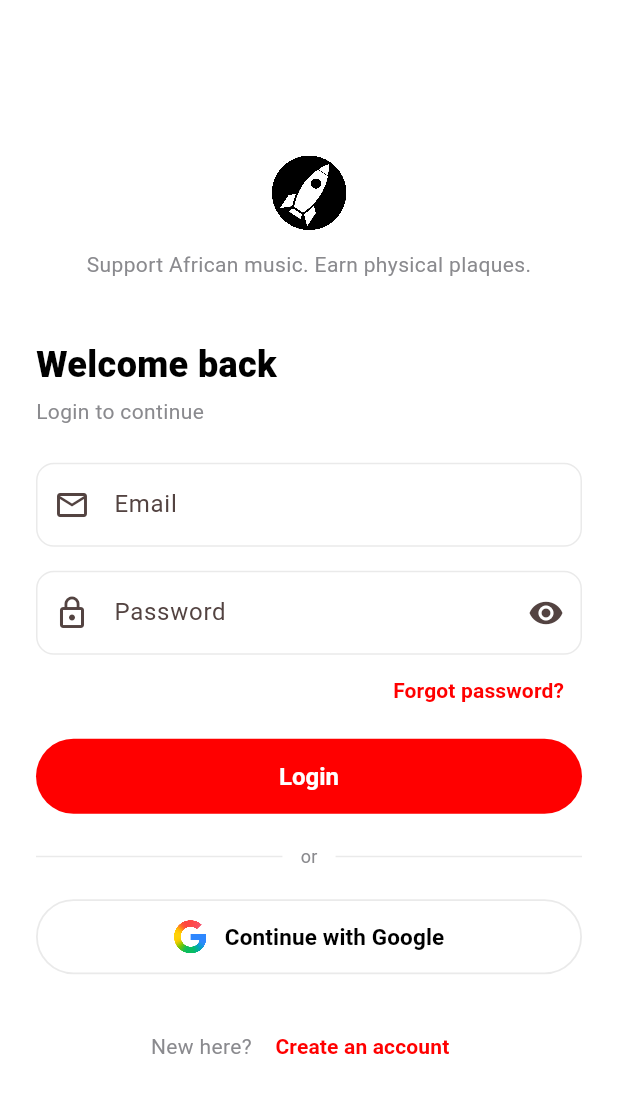
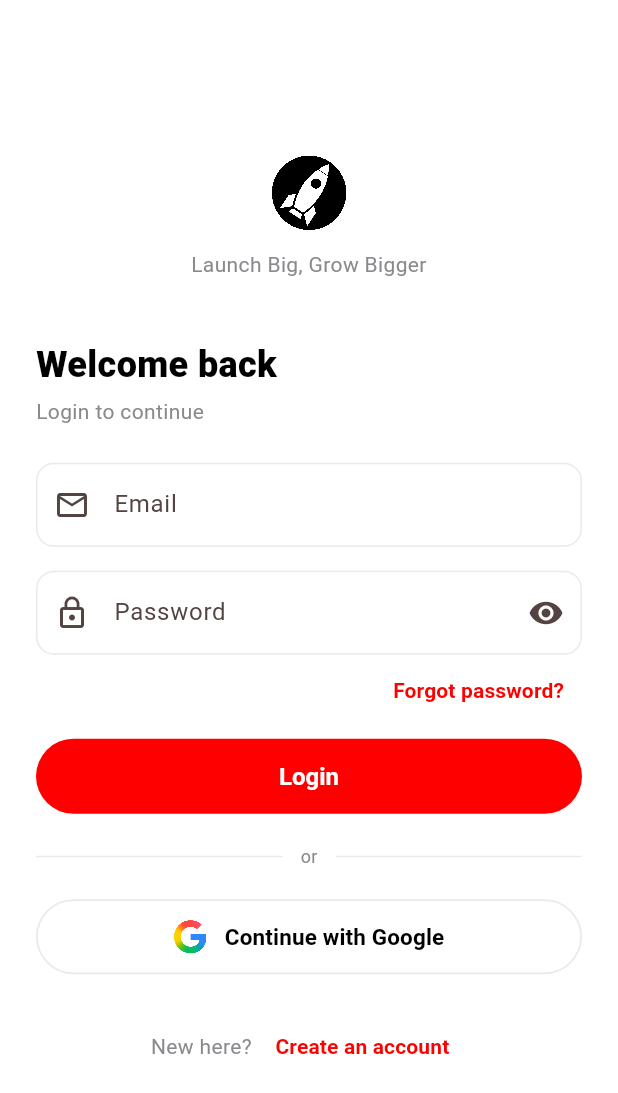
Before and after one commit to dike-uzinduzi/uzinduzi-ui-flutter, a Flutter app: the screen it shows after launch, on a phone screen of 412 x 824 dp. Shown: the top 1093 px of the screen. Run offline on Flutter 3.47's test engine with Material 3 defaults, Android fonts, the phone set to English and light mode, and no system bars; our stand-ins replace cached_network_image, dio, firebase_auth, firebase_core, flutter_riverpod, flutter_secure_storage and 3 more; accounts and stored records are empty.

Commit message:
login fix

```diff
--- a/lib/features/auth/login_screen.dart
+++ b/lib/features/auth/login_screen.dart
@@ -94,7 +94,7 @@ Future<void> _googleSignIn() async {
                     ),
                     const SizedBox(height: 12),
                     const Text(
-                      'Support African music. Earn physical plaques.',
+                      'Launch Big, Grow Bigger',
                       textAlign: TextAlign.center,
                       style: TextStyle(fontSize: 14, color: kUzinduziGrey),
                     ),
```
Also changed, not shown: 1 other file.
